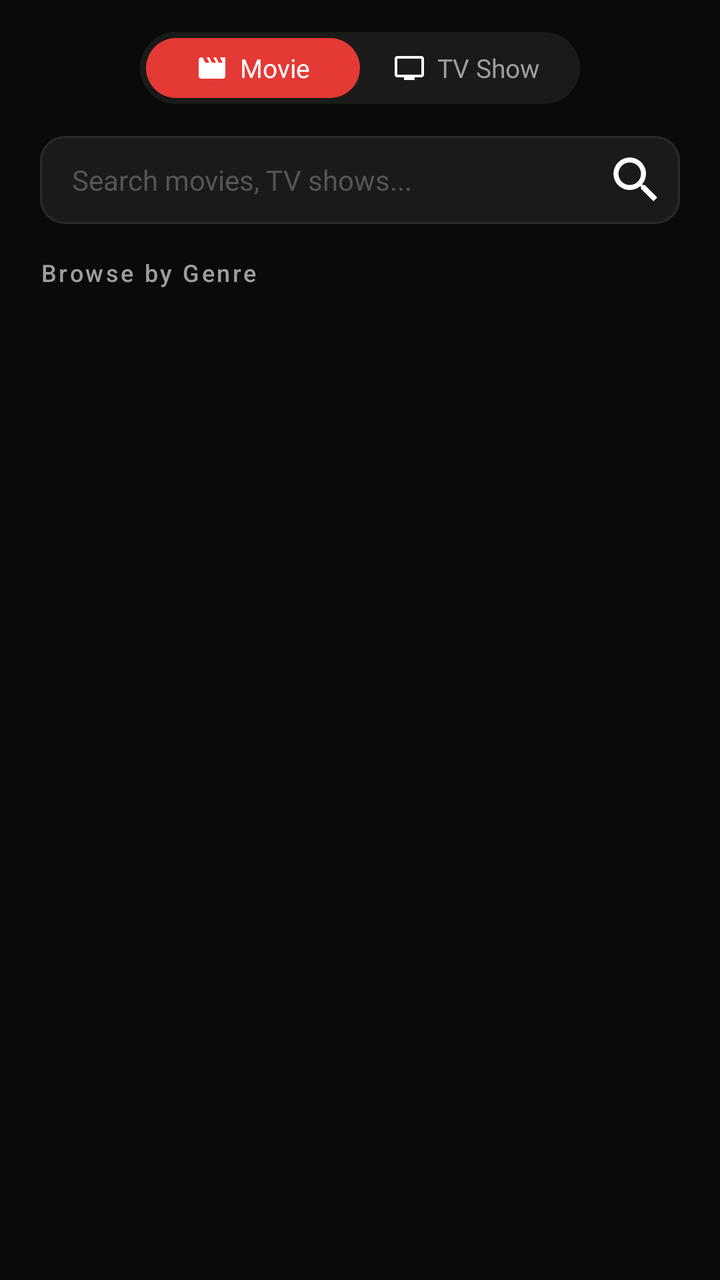
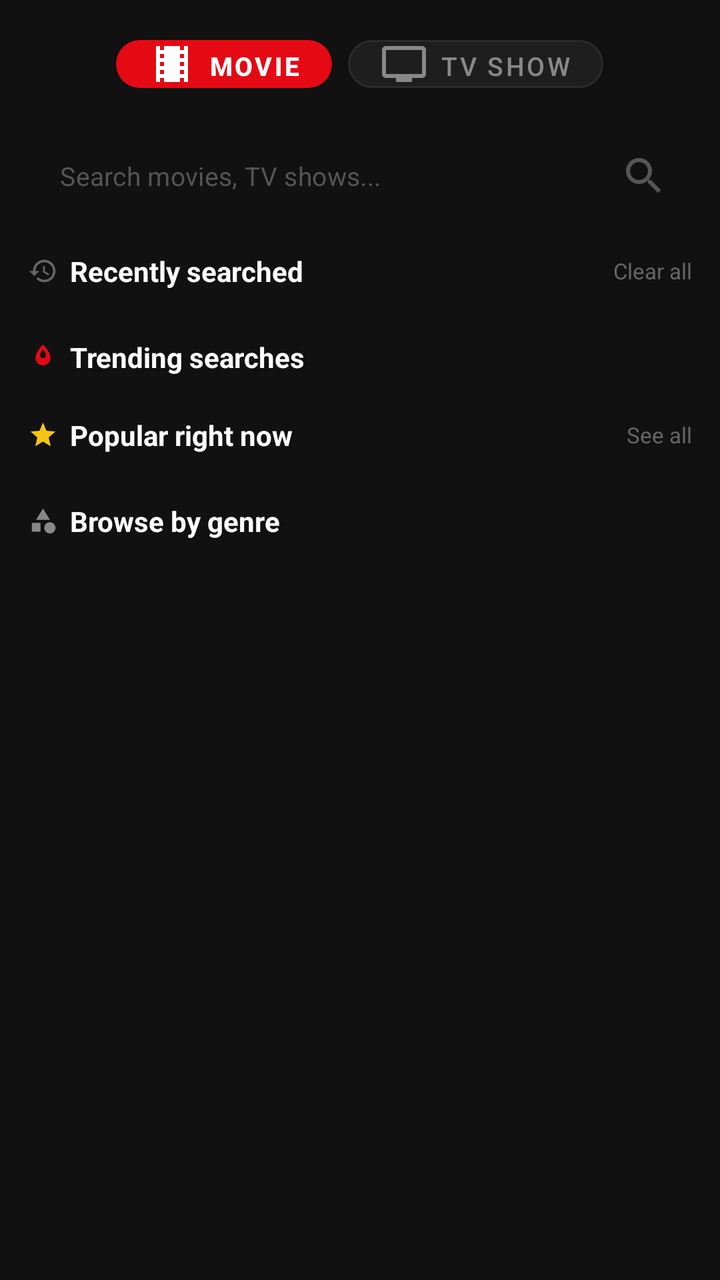

Screens rendered from an Android XML layout before and after an edit, with the pre-edit source and the edit as a unified diff.
<!-- AndroidManifest.xml: application theme Theme.EMPlay -->
<!-- res/layout/movie_search_view.xml -->
<?xml version="1.0" encoding="utf-8"?>

<androidx.constraintlayout.widget.ConstraintLayout xmlns:android="http://schemas.android.com/apk/res/android"
    xmlns:app="http://schemas.android.com/apk/res-auto"
    android:layout_width="match_parent"
    android:layout_height="match_parent"
    android:background="#0A0A0A">

    
    <TextView
        android:id="@+id/movie_search"
        android:layout_width="wrap_content"
        android:layout_height="wrap_content"
        android:layout_marginStart="20dp"
        android:layout_marginTop="20dp"
        android:fontFamily="@font/black_han_sans"
        android:text="Search"
        android:textColor="#FFFFFF"
        android:textSize="26sp"
        app:layout_constraintStart_toStartOf="parent"
        app:layout_constraintTop_toTopOf="parent"
        android:visibility="gone"/>

    
    <LinearLayout
        android:id="@+id/horizontal_menu"
        android:layout_width="220dp"
        android:layout_height="36dp"
        android:layout_marginTop="16dp"
        android:background="@drawable/toggle_bg"
        android:gravity="center"
        android:orientation="horizontal"
        android:padding="3dp"
        app:layout_constraintEnd_toEndOf="parent"
        app:layout_constraintStart_toStartOf="parent"
        app:layout_constraintTop_toBottomOf="@+id/movie_search">

        <LinearLayout
            android:id="@+id/menu_movie_layout"
            android:layout_width="0dp"
            android:layout_height="match_parent"
            android:layout_weight="1"
            android:background="@drawable/toggle_selected_bg"
            android:clickable="true"
            android:focusable="true"
            android:gravity="center"
            android:orientation="horizontal">

            <ImageView
                android:id="@+id/menu_movie"
                android:layout_width="16dp"
                android:layout_height="16dp"
                android:contentDescription="movie"
                android:src="@drawable/movie"
                android:layout_marginEnd="6dp"/>

            <TextView
                android:layout_width="wrap_content"
                android:layout_height="wrap_content"
                android:text="Movie"
                android:fontFamily="@font/black_han_sans"
                android:textColor="#FFFFFF"
                android:textSize="13sp"/>
        </LinearLayout>

        <LinearLayout
            android:id="@+id/menu_tvshow_layout"
            android:layout_width="0dp"
            android:layout_height="match_parent"
            android:layout_weight="1"
            android:clickable="true"
            android:focusable="true"
            android:gravity="center"
            android:orientation="horizontal">

            <ImageView
                android:id="@+id/menu_tvshow"
                android:layout_width="16dp"
                android:layout_height="16dp"
                android:contentDescription="tv_show"
                android:src="@drawable/tv_show"
                android:layout_marginEnd="6dp"/>

            <TextView
                android:layout_width="wrap_content"
                android:layout_height="wrap_content"
                android:text="TV Show"
                android:fontFamily="@font/black_han_sans"
                android:textColor="#9E9E9E"
                android:textSize="13sp"/>
        </LinearLayout>

    </LinearLayout>

    
    <FrameLayout
        android:id="@+id/search_bar_container"
        android:layout_width="0dp"
        android:layout_height="44dp"
        android:layout_marginStart="20dp"
        android:layout_marginEnd="20dp"
        android:layout_marginTop="16dp"
        android:background="@drawable/search_bar_bg"
        app:layout_constraintEnd_toEndOf="parent"
        app:layout_constraintStart_toStartOf="parent"
        app:layout_constraintTop_toBottomOf="@+id/horizontal_menu">

        <EditText
            android:id="@+id/input_title"
            android:layout_width="match_parent"
            android:layout_height="match_parent"
            android:layout_marginStart="16dp"
            android:layout_marginEnd="44dp"
            android:background="@android:color/transparent"
            android:hint="Search movies, TV shows..."
            android:imeOptions="actionSearch"
            android:singleLine="true"
            android:textColor="#FFFFFF"
            android:textColorHint="#555555"
            android:textSize="14sp"/>

        <ImageButton
            android:id="@+id/search_movie_btn"
            android:layout_width="44dp"
            android:layout_height="44dp"
            android:layout_gravity="end|center_vertical"
            android:background="@android:color/transparent"
            android:padding="12dp"
            android:src="@drawable/movie_search"
            android:contentDescription="Search"/>

    </FrameLayout>

    
    <TextView
        android:id="@+id/genres_label"
        android:layout_width="wrap_content"
        android:layout_height="wrap_content"
        android:layout_marginStart="20dp"
        android:layout_marginTop="16dp"
        android:text="Browse by Genre"
        android:textColor="#9E9E9E"
        android:textSize="12sp"
        android:letterSpacing="0.1"
        android:fontFamily="sans-serif-medium"
        app:layout_constraintStart_toStartOf="parent"
        app:layout_constraintTop_toBottomOf="@+id/search_bar_container"/>

    
    <androidx.recyclerview.widget.RecyclerView
        android:id="@+id/genres_recycler_view"
        android:layout_width="0dp"
        android:layout_height="wrap_content"
        android:layout_marginTop="8dp"
        android:paddingStart="16dp"
        android:paddingEnd="16dp"
        android:clipToPadding="false"
        app:layout_constraintEnd_toEndOf="parent"
        app:layout_constraintStart_toStartOf="parent"
        app:layout_constraintTop_toBottomOf="@+id/genres_label"/>

    
    <androidx.core.widget.NestedScrollView
        android:layout_width="0dp"
        android:layout_height="0dp"
        android:paddingTop="8dp"
        app:layout_constraintBottom_toBottomOf="parent"
        app:layout_constraintEnd_toEndOf="parent"
        app:layout_constraintStart_toStartOf="parent"
        app:layout_constraintTop_toBottomOf="@+id/genres_recycler_view">

        <androidx.recyclerview.widget.RecyclerView
            android:id="@+id/search_recycler_view"
            android:layout_width="match_parent"
            android:layout_height="wrap_content"/>

    </androidx.core.widget.NestedScrollView>

</androidx.constraintlayout.widget.ConstraintLayout>
<!-- resources referenced by this layout -->
<resources>
  <!-- drawable movie (drawable) -->
  <vector xmlns:android="http://schemas.android.com/apk/res/android" android:autoMirrored="true" android:height="24dp" android:tint="#FFFFFF" android:viewportHeight="24" android:viewportWidth="24" android:width="24dp">
        
      <path android:fillColor="@android:color/white" android:pathData="M18,4l2,4h-3l-2,-4h-2l2,4h-3l-2,-4H8l2,4H7L5,4H4c-1.1,0 -1.99,0.9 -1.99,2L2,18c0,1.1 0.9,2 2,2h16c1.1,0 2,-0.9 2,-2V4h-4z"/>
      
  </vector>
  <!-- drawable movie_search (drawable) -->
  <vector xmlns:android="http://schemas.android.com/apk/res/android" android:autoMirrored="true" android:height="30dp" android:tint="#FFFFFF" android:viewportHeight="24" android:viewportWidth="24" android:width="30dp">
        
      <path android:fillColor="@android:color/white" android:pathData="M15.5,14h-0.79l-0.28,-0.27C15.41,12.59 16,11.11 16,9.5 16,5.91 13.09,3 9.5,3S3,5.91 3,9.5 5.91,16 9.5,16c1.61,0 3.09,-0.59 4.23,-1.57l0.27,0.28v0.79l5,4.99L20.49,19l-4.99,-5zM9.5,14C7.01,14 5,11.99 5,9.5S7.01,5 9.5,5 14,7.01 14,9.5 11.99,14 9.5,14z"/>
      
  </vector>
  <!-- drawable search_bar_bg (drawable) -->
  <?xml version="1.0" encoding="utf-8"?>
  <shape xmlns:android="http://schemas.android.com/apk/res/android"
      android:shape="rectangle">
      <solid android:color="#1A1A1A" />
      <corners android:radius="12dp" />
      <stroke
          android:width="1dp"
          android:color="#2A2A2A" />
  </shape>
  <!-- drawable toggle_bg (drawable) -->
  <?xml version="1.0" encoding="utf-8"?>
  <shape xmlns:android="http://schemas.android.com/apk/res/android"
      android:shape="rectangle">
      <solid android:color="#1A1A1A" />
      <corners android:radius="20dp" />
  </shape>
  <!-- drawable toggle_selected_bg (drawable) -->
  <?xml version="1.0" encoding="utf-8"?>
  <shape xmlns:android="http://schemas.android.com/apk/res/android"
      android:shape="rectangle">
      <solid android:color="#E53935" />
      <corners android:radius="18dp" />
  </shape>
  <!-- drawable tv_show (drawable) -->
  <vector xmlns:android="http://schemas.android.com/apk/res/android" android:autoMirrored="true" android:height="24dp" android:tint="#FFFFFF" android:viewportHeight="24" android:viewportWidth="24" android:width="24dp">
        
      <path android:fillColor="@android:color/white" android:pathData="M21,3L3,3c-1.1,0 -2,0.9 -2,2v12c0,1.1 0.9,2 2,2h5v2h8v-2h5c1.1,0 1.99,-0.9 1.99,-2L23,5c0,-1.1 -0.9,-2 -2,-2zM21,17L3,17L3,5h18v12z"/>
      
  </vector>
  <style name="Theme.EMPlay" parent="Theme.MaterialComponents.DayNight.DarkActionBar">
          
          <item name="colorPrimary">#DD10090B</item>
          <item name="colorPrimaryVariant">#059C8D8D</item>
          <item name="colorOnPrimary">#9C8D8D</item>
          
          <item name="colorSecondary">#AD151515</item>
          <item name="colorSecondaryVariant">@color/teal_700</item>
          <item name="colorOnSecondary">@color/black</item>
          
          <item name="android:statusBarColor">@color/black</item>
          
      </style>
  <color name="teal_700">#EFB6B6</color>
  <color name="black">#FF000000</color>
</resources>

<!-- the commit's change to res/layout/movie_search_view.xml (unified diff, before → after) -->
@@ -1,179 +1,259 @@
 <?xml version="1.0" encoding="utf-8"?>
 
-<androidx.constraintlayout.widget.ConstraintLayout xmlns:android="http://schemas.android.com/apk/res/android"
+<LinearLayout xmlns:android="http://schemas.android.com/apk/res/android"
     xmlns:app="http://schemas.android.com/apk/res-auto"
     android:layout_width="match_parent"
     android:layout_height="match_parent"
-    android:background="#0A0A0A">
-
-    
-    <TextView
-        android:id="@+id/movie_search"
-        android:layout_width="wrap_content"
+    android:background="#111111"
+    android:orientation="vertical">
+
+    <LinearLayout
+        android:layout_width="match_parent"
         android:layout_height="wrap_content"
-        android:layout_marginStart="20dp"
-        android:layout_marginTop="20dp"
-        android:fontFamily="@font/black_han_sans"
-        android:text="Search"
-        android:textColor="#FFFFFF"
-        android:textSize="26sp"
-        app:layout_constraintStart_toStartOf="parent"
-        app:layout_constraintTop_toTopOf="parent"
-        android:visibility="gone"/>
-
-    
-    <LinearLayout
-        android:id="@+id/horizontal_menu"
-        android:layout_width="220dp"
-        android:layout_height="36dp"
-        android:layout_marginTop="16dp"
-        android:background="@drawable/toggle_bg"
         android:gravity="center"
         android:orientation="horizontal"
-        android:padding="3dp"
-        app:layout_constraintEnd_toEndOf="parent"
-        app:layout_constraintStart_toStartOf="parent"
-        app:layout_constraintTop_toBottomOf="@+id/movie_search">
-
-        <LinearLayout
-            android:id="@+id/menu_movie_layout"
-            android:layout_width="0dp"
-            android:layout_height="match_parent"
-            android:layout_weight="1"
-            android:background="@drawable/toggle_selected_bg"
-            android:clickable="true"
-            android:focusable="true"
-            android:gravity="center"
-            android:orientation="horizontal">
-
-            <ImageView
-                android:id="@+id/menu_movie"
-                android:layout_width="16dp"
-                android:layout_height="16dp"
-                android:contentDescription="movie"
-                android:src="@drawable/movie"
-                android:layout_marginEnd="6dp"/>
-
-            <TextView
-                android:layout_width="wrap_content"
-                android:layout_height="wrap_content"
-                android:text="Movie"
-                android:fontFamily="@font/black_han_sans"
-                android:textColor="#FFFFFF"
-                android:textSize="13sp"/>
-        </LinearLayout>
-
-        <LinearLayout
-            android:id="@+id/menu_tvshow_layout"
-            android:layout_width="0dp"
-            android:layout_height="match_parent"
-            android:layout_weight="1"
-            android:clickable="true"
-            android:focusable="true"
-            android:gravity="center"
-            android:orientation="horizontal">
-
-            <ImageView
-                android:id="@+id/menu_tvshow"
-                android:layout_width="16dp"
-                android:layout_height="16dp"
-                android:contentDescription="tv_show"
-                android:src="@drawable/tv_show"
-                android:layout_marginEnd="6dp"/>
-
-            <TextView
-                android:layout_width="wrap_content"
-                android:layout_height="wrap_content"
-                android:text="TV Show"
-                android:fontFamily="@font/black_han_sans"
-                android:textColor="#9E9E9E"
-                android:textSize="13sp"/>
-        </LinearLayout>
+        android:padding="14dp">
+
+        <com.google.android.material.button.MaterialButton
+            android:id="@+id/btnMovie"
+            android:layout_width="wrap_content"
+            android:layout_height="36dp"
+            android:text="Movie"
+            android:textSize="13sp"
+            android:textStyle="bold"
+            android:textColor="#FFFFFF"
+            app:backgroundTint="#E50914"
+            app:cornerRadius="20dp"
+            app:icon="@drawable/ic_movie"
+            app:iconTint="#FFFFFF"
+            app:iconPadding="6dp" />
+
+        <com.google.android.material.button.MaterialButton
+            android:id="@+id/btnTvShow"
+            android:layout_width="wrap_content"
+            android:layout_height="36dp"
+            android:layout_marginStart="8dp"
+            android:text="TV Show"
+            android:textSize="13sp"
+            android:textColor="#888888"
+            app:backgroundTint="#1E1E1E"
+            app:cornerRadius="20dp"
+            app:strokeColor="#2A2A2A"
+            app:strokeWidth="1dp"
+            app:icon="@drawable/ic_tv"
+            app:iconTint="#888888"
+            app:iconPadding="6dp" />
 
     </LinearLayout>
 
-    
-    <FrameLayout
-        android:id="@+id/search_bar_container"
-        android:layout_width="0dp"
-        android:layout_height="44dp"
-        android:layout_marginStart="20dp"
-        android:layout_marginEnd="20dp"
-        android:layout_marginTop="16dp"
-        android:background="@drawable/search_bar_bg"
-        app:layout_constraintEnd_toEndOf="parent"
-        app:layout_constraintStart_toStartOf="parent"
-        app:layout_constraintTop_toBottomOf="@+id/horizontal_menu">
-
-        <EditText
-            android:id="@+id/input_title"
+    <com.google.android.material.textfield.TextInputLayout
+        android:id="@+id/tilSearch"
+        android:layout_width="match_parent"
+        android:layout_height="wrap_content"
+        android:layout_marginHorizontal="14dp"
+        android:layout_marginBottom="14dp"
+        app:boxBackgroundColor="#1E1E1E"
+        app:boxCornerRadiusBottomEnd="12dp"
+        app:boxCornerRadiusBottomStart="12dp"
+        app:boxCornerRadiusTopEnd="12dp"
+        app:boxCornerRadiusTopStart="12dp"
+        app:boxStrokeColor="#2A2A2A"
+        app:boxStrokeWidth="1dp"
+        app:endIconDrawable="@drawable/ic_search"
+        app:endIconMode="custom"
+        app:endIconTint="#555555"
+        app:hintEnabled="false"
+        style="@style/Widget.MaterialComponents.TextInputLayout.OutlinedBox">
+
+        <com.google.android.material.textfield.TextInputEditText
+            android:id="@+id/etSearch"
             android:layout_width="match_parent"
-            android:layout_height="match_parent"
-            android:layout_marginStart="16dp"
-            android:layout_marginEnd="44dp"
-            android:background="@android:color/transparent"
+            android:layout_height="wrap_content"
             android:hint="Search movies, TV shows..."
-            android:imeOptions="actionSearch"
-            android:singleLine="true"
             android:textColor="#FFFFFF"
             android:textColorHint="#555555"
-            android:textSize="14sp"/>
-
-        <ImageButton
-            android:id="@+id/search_movie_btn"
-            android:layout_width="44dp"
-            android:layout_height="44dp"
-            android:layout_gravity="end|center_vertical"
+            android:textSize="13sp"
             android:background="@android:color/transparent"
-            android:padding="12dp"
-            android:src="@drawable/movie_search"
-            android:contentDescription="Search"/>
-
-    </FrameLayout>
-
-    
-    <TextView
-        android:id="@+id/genres_label"
-        android:layout_width="wrap_content"
-        android:layout_height="wrap_content"
-        android:layout_marginStart="20dp"
-        android:layout_marginTop="16dp"
-        android:text="Browse by Genre"
-        android:textColor="#9E9E9E"
-        android:textSize="12sp"
-        android:letterSpacing="0.1"
-        android:fontFamily="sans-serif-medium"
-        app:layout_constraintStart_toStartOf="parent"
-        app:layout_constraintTop_toBottomOf="@+id/search_bar_container"/>
-
-    
+            android:imeOptions="actionSearch"
+            android:inputType="text"
+            android:paddingVertical="10dp" />
+
+    </com.google.android.material.textfield.TextInputLayout>
+
+    <ScrollView
+        android:id="@+id/svSearchDefault"
+        android:layout_width="match_parent"
+        android:layout_height="0dp"
+        android:layout_weight="1"
+        android:scrollbars="none">
+
+        <LinearLayout
+            android:layout_width="match_parent"
+            android:layout_height="wrap_content"
+            android:orientation="vertical">
+
+            <LinearLayout
+                android:layout_width="match_parent"
+                android:layout_height="wrap_content"
+                android:gravity="center_vertical"
+                android:orientation="horizontal"
+                android:paddingHorizontal="14dp"
+                android:paddingBottom="10dp">
+
+                <ImageView
+                    android:layout_width="15dp"
+                    android:layout_height="15dp"
+                    android:layout_marginEnd="6dp"
+                    android:src="@drawable/ic_history"
+                    app:tint="#666666" />
+
+                <TextView
+                    android:layout_width="0dp"
+                    android:layout_height="wrap_content"
+                    android:layout_weight="1"
+                    android:text="Recently searched"
+                    android:textColor="#FFFFFF"
+                    android:textSize="14sp"
+                    android:textStyle="bold" />
+
+                <TextView
+                    android:id="@+id/tvClearAll"
+                    android:layout_width="wrap_content"
+                    android:layout_height="wrap_content"
+                    android:text="Clear all"
+                    android:textColor="#666666"
+                    android:textSize="11sp" />
+
+            </LinearLayout>
+
+            <com.google.android.material.chip.ChipGroup
+                android:id="@+id/cgRecentSearches"
+                android:layout_width="match_parent"
+                android:layout_height="wrap_content"
+                android:layout_marginBottom="14dp"
+                android:paddingHorizontal="14dp"
+                app:chipSpacingHorizontal="6dp"
+                app:chipSpacingVertical="6dp" />
+
+            <LinearLayout
+                android:layout_width="match_parent"
+                android:layout_height="wrap_content"
+                android:gravity="center_vertical"
+                android:orientation="horizontal"
+                android:paddingHorizontal="14dp"
+                android:paddingBottom="6dp">
+
+                <ImageView
+                    android:layout_width="15dp"
+                    android:layout_height="15dp"
+                    android:layout_marginEnd="6dp"
+                    android:src="@drawable/ic_local_fire_department"
+                    app:tint="#E50914" />
+
+                <TextView
+                    android:layout_width="wrap_content"
+                    android:layout_height="wrap_content"
+                    android:text="Trending searches"
+                    android:textColor="#FFFFFF"
+                    android:textSize="14sp"
+                    android:textStyle="bold" />
+
+            </LinearLayout>
+
+            <androidx.recyclerview.widget.RecyclerView
+                android:id="@+id/rvTrendingSearches"
+                android:layout_width="match_parent"
+                android:layout_height="wrap_content"
+                android:layout_marginBottom="14dp"
+                android:paddingHorizontal="14dp"
+                android:nestedScrollingEnabled="false" />
+
+            <LinearLayout
+                android:layout_width="match_parent"
+                android:layout_height="wrap_content"
+                android:gravity="center_vertical"
+                android:orientation="horizontal"
+                android:paddingHorizontal="14dp"
+                android:paddingBottom="10dp">
+
+                <ImageView
+                    android:layout_width="15dp"
+                    android:layout_height="15dp"
+                    android:layout_marginEnd="6dp"
+                    android:src="@drawable/ic_star"
+                    app:tint="#F5C518" />
+
+                <TextView
+                    android:layout_width="0dp"
+                    android:layout_height="wrap_content"
+                    android:layout_weight="1"
+                    android:text="Popular right now"
+                    android:textColor="#FFFFFF"
+                    android:textSize="14sp"
+                    android:textStyle="bold" />
+
+                <TextView
+                    android:id="@+id/tvPopularSeeAll"
+                    android:layout_width="wrap_content"
+                    android:layout_height="wrap_content"
+                    android:text="See all"
+                    android:textColor="#666666"
+                    android:textSize="11sp" />
+
+            </LinearLayout>
+
+            <androidx.recyclerview.widget.RecyclerView
+                android:id="@+id/rvPopularNow"
+                android:layout_width="match_parent"
+                android:layout_height="wrap_content"
+                android:layout_marginBottom="14dp"
+                android:paddingHorizontal="14dp"
+                android:clipToPadding="false"
+                android:orientation="horizontal" />
+
+            <LinearLayout
+                android:layout_width="match_parent"
+                android:layout_height="wrap_content"
+                android:gravity="center_vertical"
+                android:orientation="horizontal"
+                android:paddingHorizontal="14dp"
+                android:paddingBottom="10dp">
+
+                <ImageView
+                    android:layout_width="15dp"
+                    android:layout_height="15dp"
+                    android:layout_marginEnd="6dp"
+                    android:src="@drawable/ic_category"
+                    app:tint="#888888" />
+
+                <TextView
+                    android:layout_width="wrap_content"
+                    android:layout_height="wrap_content"
+                    android:text="Browse by genre"
+                    android:textColor="#FFFFFF"
+                    android:textSize="14sp"
+                    android:textStyle="bold" />
+
+            </LinearLayout>
+
+            <androidx.recyclerview.widget.RecyclerView
+                android:id="@+id/rvGenres"
+                android:layout_width="match_parent"
+                android:layout_height="wrap_content"
+                android:layout_marginBottom="16dp"
+                android:paddingHorizontal="14dp"
+                android:nestedScrollingEnabled="false" />
+
+        </LinearLayout>
+
+    </ScrollView>
+
     <androidx.recyclerview.widget.RecyclerView
-        android:id="@+id/genres_recycler_view"
-        android:layout_width="0dp"
-        android:layout_height="wrap_content"
-        android:layout_marginTop="8dp"
-        android:paddingStart="16dp"
-        android:paddingEnd="16dp"
-        android:clipToPadding="false"
-        app:layout_constraintEnd_toEndOf="parent"
-        app:layout_constraintStart_toStartOf="parent"
-        app:layout_constraintTop_toBottomOf="@+id/genres_label"/>
-
-    
-    <androidx.core.widget.NestedScrollView
-        android:layout_width="0dp"
+        android:id="@+id/rvSearchResults"
+        android:layout_width="match_parent"
         android:layout_height="0dp"
-        android:paddingTop="8dp"
-        app:layout_constraintBottom_toBottomOf="parent"
-        app:layout_constraintEnd_toEndOf="parent"
-        app:layout_constraintStart_toStartOf="parent"
-        app:layout_constraintTop_toBottomOf="@+id/genres_recycler_view">
-
-        <androidx.recyclerview.widget.RecyclerView
-            android:id="@+id/search_recycler_view"
-            android:layout_width="match_parent"
-            android:layout_height="wrap_content"/>
-
-    </androidx.core.widget.NestedScrollView>
-
-</androidx.constraintlayout.widget.ConstraintLayout>
+        android:layout_weight="1"
+        android:paddingHorizontal="14dp"
+        android:visibility="gone" />
+
+</LinearLayout>
<!-- resource entries referenced after the edit -->
@@ -1,46 +1,74 @@
 <!-- resources referenced by this layout -->
 <resources>
-  <!-- drawable movie (drawable) -->
-  <vector xmlns:android="http://schemas.android.com/apk/res/android" android:autoMirrored="true" android:height="24dp" android:tint="#FFFFFF" android:viewportHeight="24" android:viewportWidth="24" android:width="24dp">
-        
-      <path android:fillColor="@android:color/white" android:pathData="M18,4l2,4h-3l-2,-4h-2l2,4h-3l-2,-4H8l2,4H7L5,4H4c-1.1,0 -1.99,0.9 -1.99,2L2,18c0,1.1 0.9,2 2,2h16c1.1,0 2,-0.9 2,-2V4h-4z"/>
-      
+  <!-- drawable ic_category (drawable) -->
+  <vector xmlns:android="http://schemas.android.com/apk/res/android"
+      android:width="24dp"
+      android:height="24dp"
+      android:viewportWidth="24"
+      android:viewportHeight="24">
+    <path
+        android:fillColor="#FF000000"
+        android:pathData="M12,2l-5.5,9h11L12,2zM17.5,13c-2.49,0 -4.5,2.01 -4.5,4.5s2.01,4.5 4.5,4.5 4.5,-2.01 4.5,-4.5 -2.01,-4.5 -4.5,-4.5zM3,13.5v7h7v-7L3,13.5z"/>
   </vector>
-  <!-- drawable movie_search (drawable) -->
-  <vector xmlns:android="http://schemas.android.com/apk/res/android" android:autoMirrored="true" android:height="30dp" android:tint="#FFFFFF" android:viewportHeight="24" android:viewportWidth="24" android:width="30dp">
-        
-      <path android:fillColor="@android:color/white" android:pathData="M15.5,14h-0.79l-0.28,-0.27C15.41,12.59 16,11.11 16,9.5 16,5.91 13.09,3 9.5,3S3,5.91 3,9.5 5.91,16 9.5,16c1.61,0 3.09,-0.59 4.23,-1.57l0.27,0.28v0.79l5,4.99L20.49,19l-4.99,-5zM9.5,14C7.01,14 5,11.99 5,9.5S7.01,5 9.5,5 14,7.01 14,9.5 11.99,14 9.5,14z"/>
-      
+  <!-- drawable ic_history (drawable) -->
+  <vector xmlns:android="http://schemas.android.com/apk/res/android"
+      android:width="24dp"
+      android:height="24dp"
+      android:viewportWidth="24"
+      android:viewportHeight="24">
+    <path
+        android:fillColor="#FF000000"
+        android:pathData="M13,3c-4.97,0 -9,4.03 -9,9L1,12l3.89,3.89 0.07,0.14L9,12L6,12c0,-3.87 3.13,-7 7,-7s7,3.13 7,7 -3.13,7 -7,7c-1.93,0 -3.68,-0.79 -4.94,-2.06l-1.42,1.42C8.27,19.99 10.51,21 13,21c4.97,0 9,-4.03 9,-9s-4.03,-9 -9,-9zM12,8v5l4.28,2.54 0.72,-1.21 -3.5,-2.08V8L12,8z"/>
   </vector>
-  <!-- drawable search_bar_bg (drawable) -->
-  <?xml version="1.0" encoding="utf-8"?>
-  <shape xmlns:android="http://schemas.android.com/apk/res/android"
-      android:shape="rectangle">
-      <solid android:color="#1A1A1A" />
-      <corners android:radius="12dp" />
-      <stroke
-          android:width="1dp"
-          android:color="#2A2A2A" />
-  </shape>
-  <!-- drawable toggle_bg (drawable) -->
-  <?xml version="1.0" encoding="utf-8"?>
-  <shape xmlns:android="http://schemas.android.com/apk/res/android"
-      android:shape="rectangle">
-      <solid android:color="#1A1A1A" />
-      <corners android:radius="20dp" />
-  </shape>
-  <!-- drawable toggle_selected_bg (drawable) -->
-  <?xml version="1.0" encoding="utf-8"?>
-  <shape xmlns:android="http://schemas.android.com/apk/res/android"
-      android:shape="rectangle">
-      <solid android:color="#E53935" />
-      <corners android:radius="18dp" />
-  </shape>
-  <!-- drawable tv_show (drawable) -->
-  <vector xmlns:android="http://schemas.android.com/apk/res/android" android:autoMirrored="true" android:height="24dp" android:tint="#FFFFFF" android:viewportHeight="24" android:viewportWidth="24" android:width="24dp">
-        
-      <path android:fillColor="@android:color/white" android:pathData="M21,3L3,3c-1.1,0 -2,0.9 -2,2v12c0,1.1 0.9,2 2,2h5v2h8v-2h5c1.1,0 1.99,-0.9 1.99,-2L23,5c0,-1.1 -0.9,-2 -2,-2zM21,17L3,17L3,5h18v12z"/>
-      
+  <!-- drawable ic_local_fire_department (drawable) -->
+  <vector xmlns:android="http://schemas.android.com/apk/res/android"
+      android:width="24dp"
+      android:height="24dp"
+      android:viewportWidth="24"
+      android:viewportHeight="24">
+    <path
+        android:fillColor="#FF000000"
+        android:pathData="M12,6c0,0 -2.33,2.33 -2.33,4.67c0,1.29 1.04,2.33 2.33,2.33s2.33,-1.04 2.33,-2.33C14.33,8.33 12,6 12,6zM12,2c0,0 6,6 6,10.67C18,15.98 15.31,18.67 12,18.67S6,15.98 6,12.67C6,8 12,2 12,2z"/>
+  </vector>
+  <!-- drawable ic_movie (drawable) -->
+  <vector xmlns:android="http://schemas.android.com/apk/res/android"
+      android:width="24dp"
+      android:height="24dp"
+      android:viewportWidth="24"
+      android:viewportHeight="24">
+    <path
+        android:fillColor="#FF000000"
+        android:pathData="M18,3v2h-2L16,3L8,3v2L6,5L6,3L4,3v18h2v-2h2v2h8v-2h2v2h2L20,3h-2zM8,17L6,17v-2h2v2zM8,13L6,13v-2h2v2zM8,9L6,9L6,7h2v2zM18,17h-2v-2h2v2zM18,13h-2v-2h2v2zM18,9h-2L16,7h2v2z"/>
+  </vector>
+  <!-- drawable ic_search (drawable) -->
+  <vector xmlns:android="http://schemas.android.com/apk/res/android"
+      android:width="24dp"
+      android:height="24dp"
+      android:viewportWidth="24"
+      android:viewportHeight="24">
+    <path
+        android:fillColor="#FF000000"
+        android:pathData="M15.5,14h-0.79l-0.28,-0.27C15.41,12.59 16,11.11 16,9.5 16,5.91 13.09,3 9.5,3S3,5.91 3,9.5 5.91,16 9.5,16c1.61,0 3.09,-0.59 4.23,-1.57l0.27,0.28v0.79l5,4.99L20.49,19l-4.99,-5zM9.5,14C7.01,14 5,11.99 5,9.5S7.01,5 9.5,5 14,7.01 14,9.5 11.99,14 9.5,14z"/>
+  </vector>
+  <!-- drawable ic_star (drawable) -->
+  <vector xmlns:android="http://schemas.android.com/apk/res/android"
+      android:width="24dp"
+      android:height="24dp"
+      android:viewportWidth="24"
+      android:viewportHeight="24">
+    <path
+        android:fillColor="#FF000000"
+        android:pathData="M12,17.27L18.18,21l-1.64,-7.03L22,9.24l-7.19,-0.61L12,2L9.19,8.63L2,9.24l5.46,4.73L5.82,21L12,17.27z"/>
+  </vector>
+  <!-- drawable ic_tv (drawable) -->
+  <vector xmlns:android="http://schemas.android.com/apk/res/android"
+      android:width="24dp"
+      android:height="24dp"
+      android:viewportWidth="24"
+      android:viewportHeight="24">
+    <path
+        android:fillColor="#FF000000"
+        android:pathData="M21,3L3,3c-1.1,0 -2,0.9 -2,2v12c0,1.1 0.9,2 2,2h5v2h8v-2h5c1.1,0 1.99,-0.9 1.99,-2L23,5c0,-1.1 -0.9,-2 -2,-2zM21,17L3,17L3,5h18v12z"/>
   </vector>
   <style name="Theme.EMPlay" parent="Theme.MaterialComponents.DayNight.DarkActionBar">
           
@@ -55,7 +83,7 @@
           <item name="android:statusBarColor">@color/black</item>
           
       </style>
-  <color name="teal_700">#EFB6B6</color>
+  <color name="teal_700">#FF018786</color>
   <color name="black">#FF000000</color>
 </resources>
 
